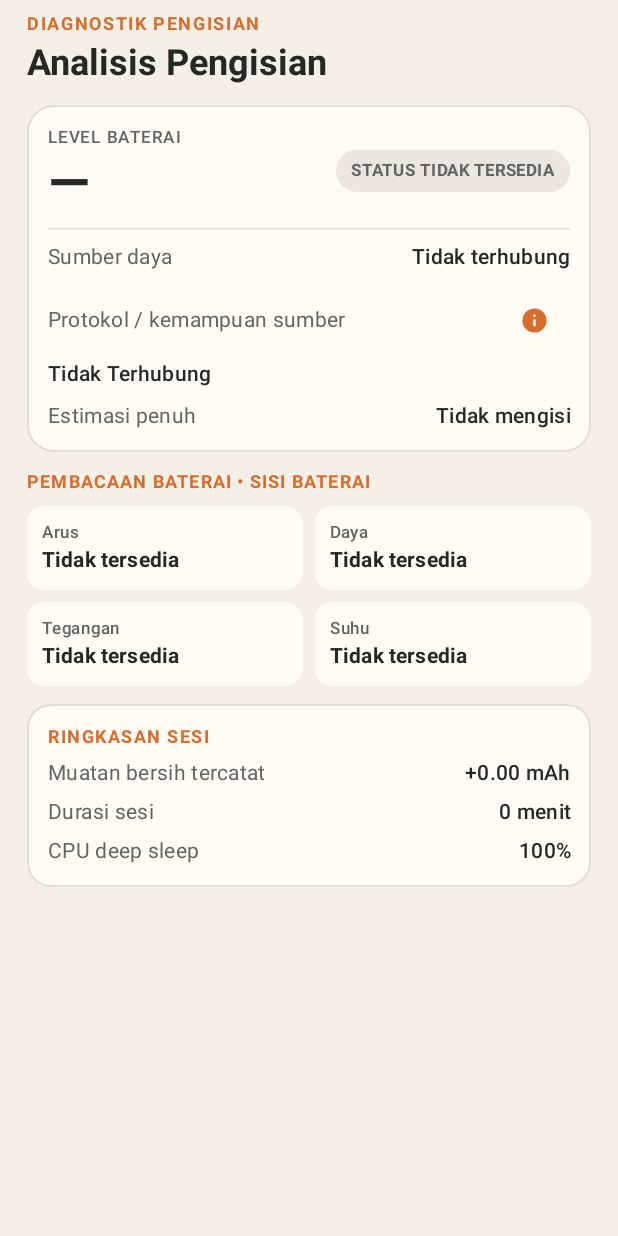
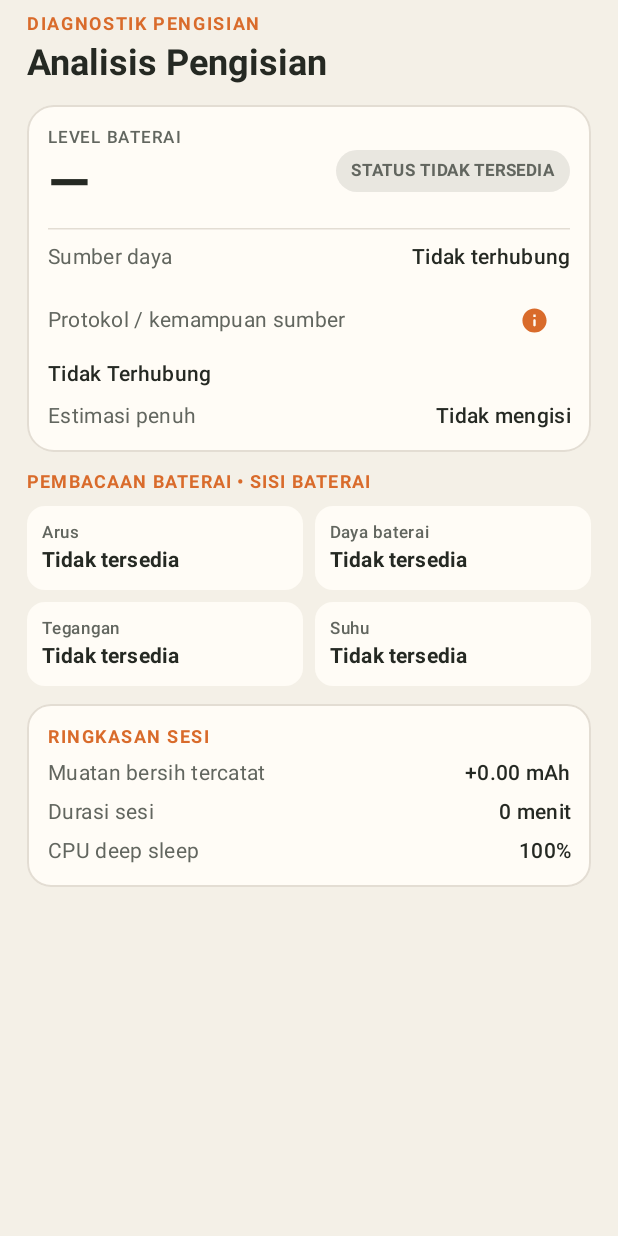
Before and after one commit to SUPPERDENOT/S.P.GUARDcheckpoint, an Android app built with Jetpack Compose: the composable ChargingScreen shown on its own in the app's theme, on a phone screen of 412 x 824 dp. Run offline under Robolectric (Android 15) with nearby library versions, the phone set to English and light mode, and no system bars; 3 statements that could not run were skipped.

Commit message:
UI: label the measured power as battery-side power

```diff
--- a/app/src/main/java/com/superdenot/powerguard/ui/AppScreens.kt
+++ b/app/src/main/java/com/superdenot/powerguard/ui/AppScreens.kt
@@ -266,7 +266,7 @@ fun ChargingScreen(vm: PowerGuardViewModel, padding: PaddingValues) {
                 )
                 Row(horizontalArrangement = Arrangement.spacedBy(8.dp)) {
                     MiniMetric("Arus", if (state.isCurrentAvailable) "${state.currentMa} mA" else "Tidak tersedia", Modifier.weight(1f))
-                    MiniMetric("Daya", if (state.isPowerAvailable) String.format(Locale.US, "%.2f W", state.powerWatt) else "Tidak tersedia", Modifier.weight(1f))
+                    MiniMetric("Daya baterai", if (state.isPowerAvailable) String.format(Locale.US, "%.2f W", state.powerWatt) else "Tidak tersedia", Modifier.weight(1f))
                 }
                 Row(horizontalArrangement = Arrangement.spacedBy(8.dp)) {
                     MiniMetric("Tegangan", if (state.isVoltageAvailable) "${state.voltageMv} mV" else "Tidak tersedia", Modifier.weight(1f))
```
